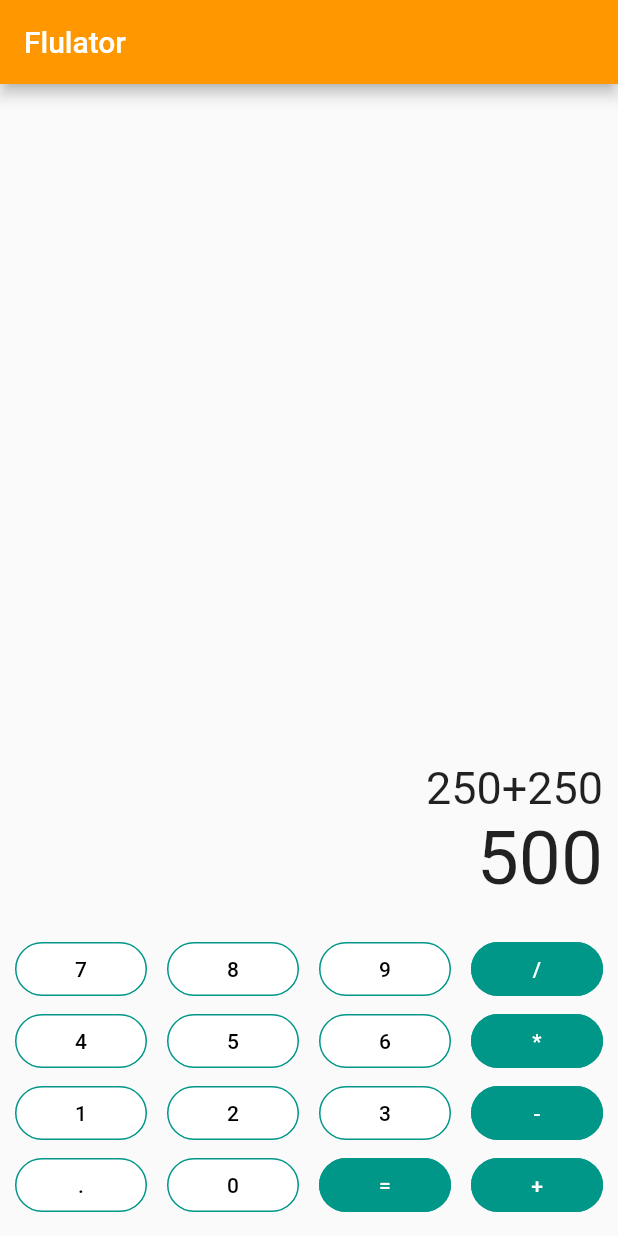
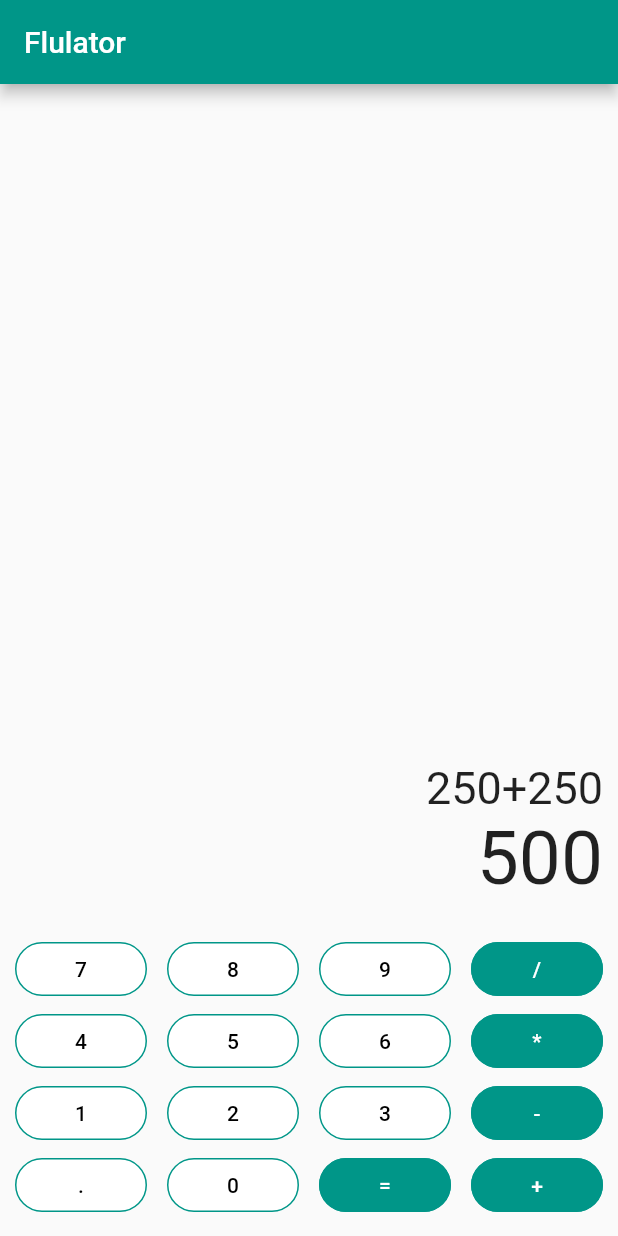
Before and after one commit to BlackIQ/flulator, a Flutter app: the screen it shows after launch, on a phone screen of 412 x 824 dp. Run offline on Flutter 3.47's test engine with Material 2 defaults, Android fonts, the phone set to English and light mode, and no system bars.

```diff
--- a/lib/main.dart
+++ b/lib/main.dart
@@ -9,7 +9,7 @@ class MyApp extends StatelessWidget {
     return MaterialApp(
       home: Calculator(),
       theme: ThemeData(
-        primarySwatch: Colors.orange,
+        primarySwatch: Colors.teal,
       ),
     );
   }
```
